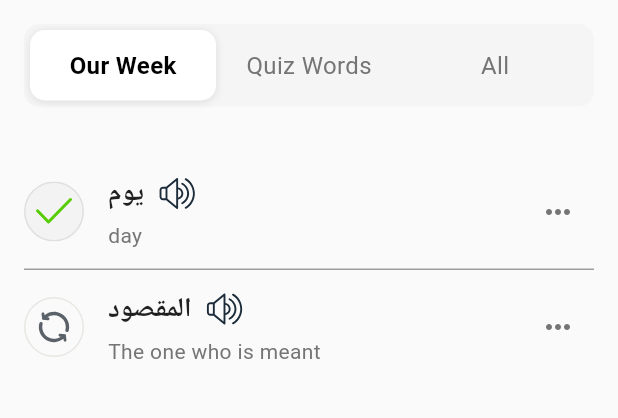
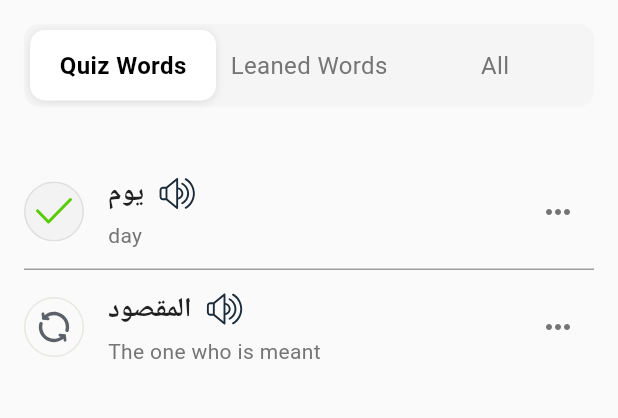
Before and after one commit to RaihanRafi01/quranapp, a Flutter app: the VocabularyView screen opened by its route, on a phone screen of 412 x 824 dp, the part 84-502 px from its top. Run offline on Flutter 3.47's test engine with Material 3 defaults, Android fonts, the light colour scheme and no system bars; our stand-ins replace flutter_svg, get, google_fonts.

Commit message:
coin section

```diff
--- a/lib/app/modules/vocabulary/views/vocabulary_view.dart
+++ b/lib/app/modules/vocabulary/views/vocabulary_view.dart
@@ -75,13 +75,13 @@ class VocabularyView extends GetView<VocabularyController> {
                     children: [
                       _buildToggleButton(
                         context,
-                        'Our Week',
+                        'Quiz Words',
                         0,
                         vocabularyController,
                       ),
                       _buildToggleButton(
                         context,
-                        'Quiz Words',
+                        'Leaned Words',
                         1,
                         vocabularyController,
                       ),
```
